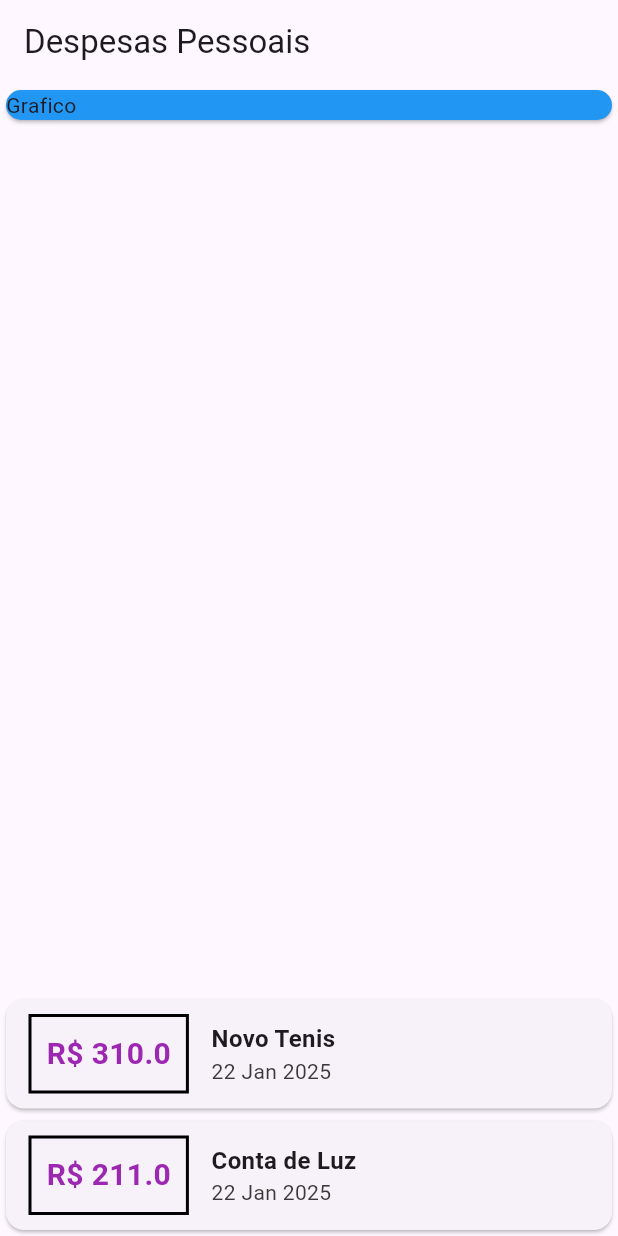
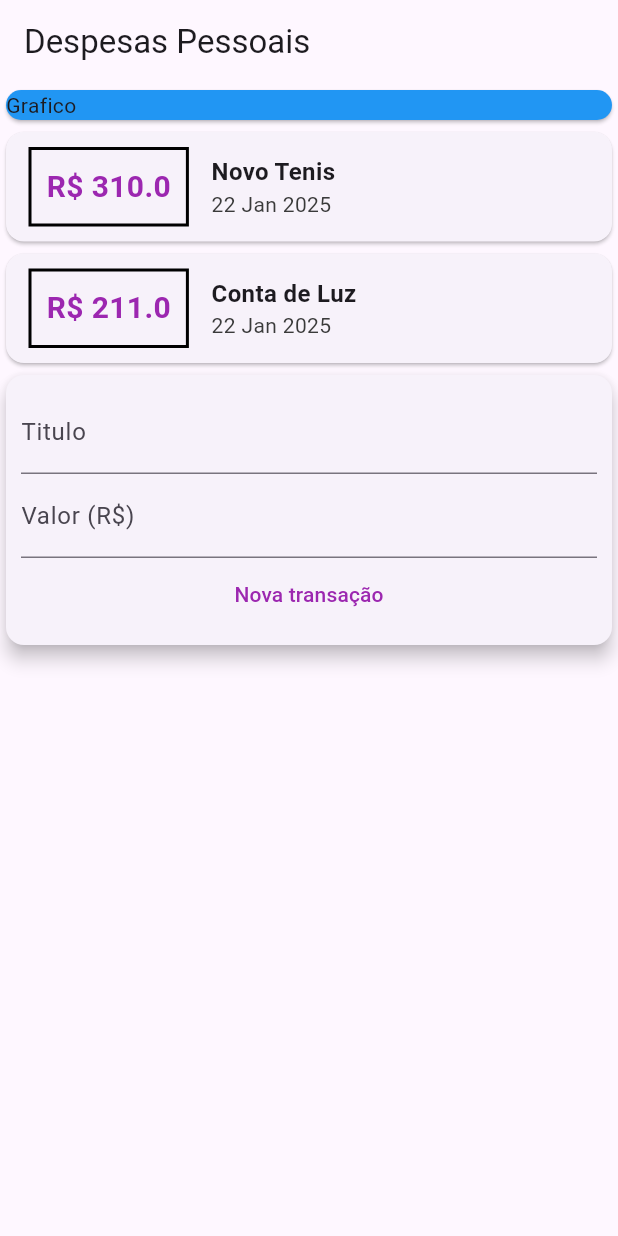
Before and after one commit to LucasLimaAmaral/Expenses_dart, a Flutter app: the screen it shows after launch, on a phone screen of 412 x 824 dp. Run offline on Flutter 3.47's test engine with Material 3 defaults, Android fonts, the phone set to English and light mode, and no system bars.

Commit message:
textFiled de titulo e valor + textButton e estilo

```diff
--- a/lib/main.dart
+++ b/lib/main.dart
@@ -9,9 +9,7 @@ class ExpensesApp extends StatelessWidget {
 
   @override
   Widget build(BuildContext context) {
-    return MaterialApp(
-      home:MyHomePage()
-    );
+    return MaterialApp(home: MyHomePage());
   }
 }
 
@@ -31,8 +29,6 @@ class MyHomePage extends StatelessWidget {
     )
   ];
 
-
-
   @override
   Widget build(BuildContext context) {
     return Scaffold(
@@ -40,7 +36,6 @@ class MyHomePage extends StatelessWidget {
           title: Text('Despesas Pessoais'),
         ),
         body: Column(
-        mainAxisAlignment: MainAxisAlignment.spaceBetween,
           crossAxisAlignment: CrossAxisAlignment.stretch,
           children: <Widget>[
             Container(
@@ -49,32 +44,27 @@ class MyHomePage extends StatelessWidget {
                 child: Text('Grafico'),
               ),
             ),
-
             Column(
               children: [
-              ..._transactions.map((tr){
+                ..._transactions.map((tr) {
                   return Card(
                     child: Row(
                       children: [
                         Container(
                           margin: EdgeInsets.symmetric(
-                          horizontal: 15,
-                          vertical: 10
-                        ),
+                              horizontal: 15, vertical: 10),
                           decoration: BoxDecoration(
                               border: Border.all(
                             color: Colors.black,
                             width: 2,
-                          )
-                        ),
+                          )),
                           padding: EdgeInsets.all(10),
                           child: Text(
                             'R\$ ' + tr.value.toString(),
                             style: TextStyle(
                                 fontWeight: FontWeight.bold,
                                 fontSize: 20,
-                            color: Colors.purple
-                          ),
+                                color: Colors.purple),
                           ),
                         ),
                         Column(
@@ -88,21 +78,49 @@ class MyHomePage extends StatelessWidget {
                               ),
                             ),
                             Text(
-                            DateFormat('d MMM y').format(tr.date ?? DateTime(1,1,1)),
+                              DateFormat('d MMM y')
+                                  .format(tr.date ?? DateTime(1, 1, 1)),
                               style: TextStyle(
-                              color: const Color.fromARGB(255, 58, 58, 58)
-                            ),
+                                  color: const Color.fromARGB(255, 58, 58, 58)),
                             )
                           ],
                         )
                       ],
                     ),
                   );
-              })
+                }).toList(),
               ],
+            ),
+            Card(
+              elevation: 5,
+              child: Padding(
+                padding: const EdgeInsets.all(10),
+                child: Column(
+                  children: [
+                    TextField(
+                      decoration: InputDecoration(
+                        labelText: 'Titulo',
+                      ),
+                    ),
+                    TextField(
+                      decoration: InputDecoration(
+                        labelText: 'Valor (R\$)',
+                      ),
+                    ),
+                    TextButton(
+                      onPressed: () => {},
+                      child: Text(
+                        'Nova transação',
+                        style: TextStyle(
+                          color: Colors.purple
+                        ),
+                      ),
                     )
                   ],
+                ),
+              ),
             )
-    );
+          ],
+        ));
   }
 }
```
Lines whose indentation alone changed are shown as unchanged.
